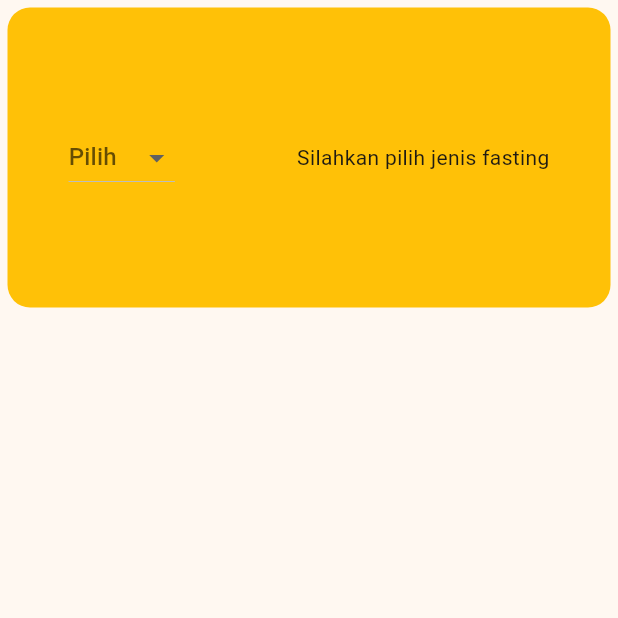
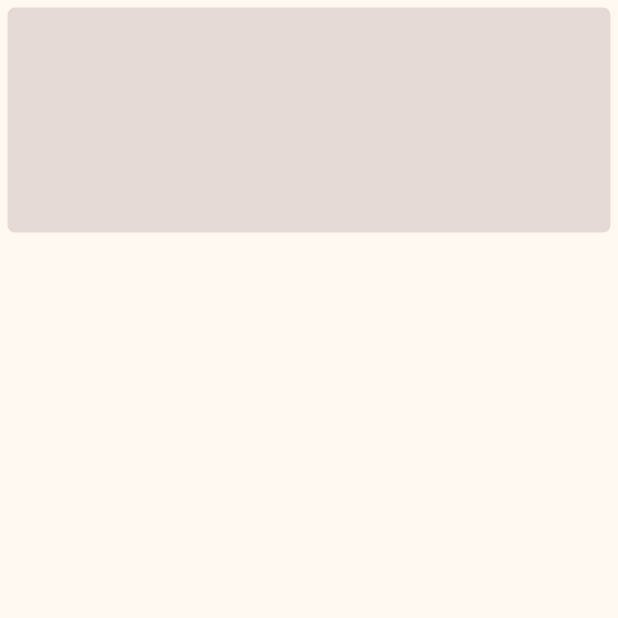
Before and after one commit to ilhamafandi21/soul-fast, a Flutter app: the screen it shows after launch, on a phone screen of 412 x 824 dp, the top half of it. Run offline on Flutter 3.47's test engine with Material 3 defaults, Android fonts, the phone set to English and light mode, and no system bars.

Commit message:
05 Nov 2025

```diff
--- a/lib/pages/home/home_page.dart
+++ b/lib/pages/home/home_page.dart
@@ -15,30 +15,10 @@ class _HomePageState extends State<HomePage> {
     return Scaffold(
       body: Container(
         margin: EdgeInsets.all(5),
-        height: 200,
+        height: 150,
         decoration: BoxDecoration(
-          color: Colors.amber,
-          borderRadius: BorderRadius.circular(15),
-        ),
-        child: Row(
-          mainAxisAlignment: MainAxisAlignment.spaceAround,
-          children: [
-            Container(
-              child: DropdownButton(
-                value: selectedVal,
-                hint: Text('Pilih'),
-                items: jenisFasting.map((pilihan) {
-                  return DropdownMenuItem(value: pilihan, child: Text(pilihan));
-                }).toList(),
-                onChanged: (e) {
-                  setState(() {
-                    selectedVal = e;
-                  });
-                },
-              ),
-            ),
-            Container(child: Text(selectedVal ?? 'Silahkan pilih jenis fasting')),
-          ],
+          color: Color.fromARGB(57, 138, 116, 116),
+          borderRadius: BorderRadius.circular(5),
         ),
       ),
     );
```
